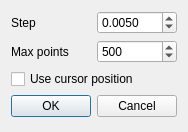
VenMolom/GeometricModeling, file Controls/intersectdialog.ui: the form before one commit.
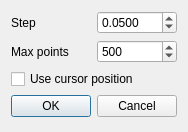
The form after the commit.

```diff
--- a/Controls/intersectdialog.ui
+++ b/Controls/intersectdialog.ui
@@ -46,7 +46,7 @@
       <enum>QAbstractSpinBox::AdaptiveDecimalStepType</enum>
      </property>
      <property name="value">
-      <double>0.005000000000000</double>
+      <double>0.050000000000000</double>
      </property>
     </widget>
    </item>
```
